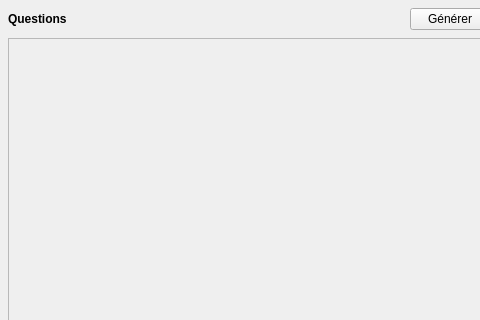
Above: r6_navigator/ui/qt/forms/tabquestions.ui from damienraczy/IOD_Core_R6_navigator before the change; both pictures show x 0 to 480 and y 0 to 320 of the 620 by 700 pixel window. Below: the same form after it.
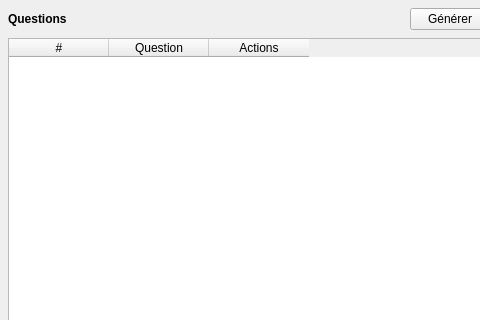
That is the form after the change.

Commit message:
refactor questions tab to QTableWidget with harmonized layout
Replace custom _QuestionRow scroll area with QTableWidget matching
observable items section — identical columns (#, text, actions),
ResizeMode.Stretch for window-proportional resize, _question_data
list[dict] backing identical to _item_data pattern.

Also fix _on_generate_done bug: content is list[str] not object with
.questions/.observable_items attributes.

Patch:
```diff
--- a/r6_navigator/ui/qt/forms/tabquestions.ui
+++ b/r6_navigator/ui/qt/forms/tabquestions.ui
@@ -47,31 +47,22 @@
 
    <!-- Questions list (dynamic rows added by logic class) -->
    <item>
-    <widget class="QScrollArea" name="scroll_questions">
-     <property name="widgetResizable"><bool>true</bool></property>
-     <property name="frameShape"><enum>QFrame::StyledPanel</enum></property>
-     <property name="minimumSize"><size><width>0</width><height>120</height></size></property>
-     <widget class="QWidget" name="questions_container">
-      <property name="geometry">
-       <rect><x>0</x><y>0</y><width>616</width><height>118</height></rect>
-      </property>
-      <layout class="QVBoxLayout" name="questions_layout">
-       <property name="spacing"><number>2</number></property>
-       <property name="leftMargin"><number>4</number></property>
-       <property name="topMargin"><number>4</number></property>
-       <property name="rightMargin"><number>4</number></property>
-       <property name="bottomMargin"><number>4</number></property>
-       <!-- Question rows are inserted here programmatically -->
-       <item>
-        <spacer name="questions_spacer">
-         <property name="orientation"><enum>Qt::Vertical</enum></property>
-         <property name="sizeHint" stdset="0">
-          <size><width>20</width><height>40</height></size>
-         </property>
-        </spacer>
-       </item>
-      </layout>
-     </widget>
+    <widget class="QTableWidget" name="table_questions">
+     <property name="selectionBehavior">
+      <enum>QAbstractItemView::SelectRows</enum>
+     </property>
+     <property name="alternatingRowColors">
+      <bool>true</bool>
+     </property>
+     <column>
+      <property name="text"><string>#</string></property>
+     </column>
+     <column>
+      <property name="text"><string>Question</string></property>
+     </column>
+     <column>
+      <property name="text"><string>Actions</string></property>
+     </column>
     </widget>
    </item>
 
```
Left out of the diff: 2 changed lines with no effect on the pictures. The commit also changes 4 other files.
